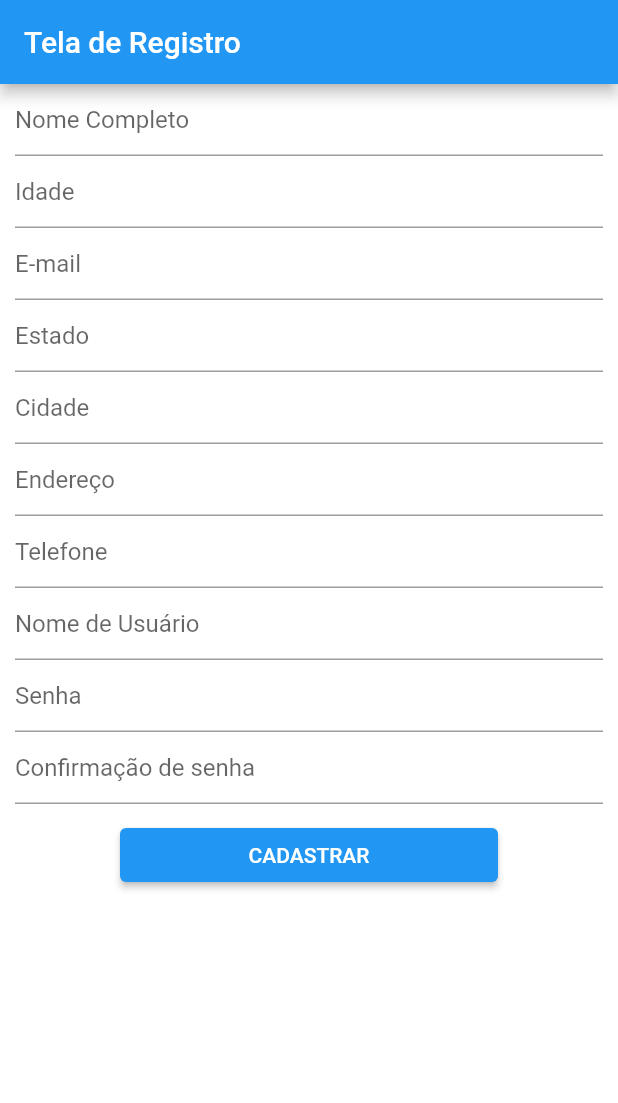
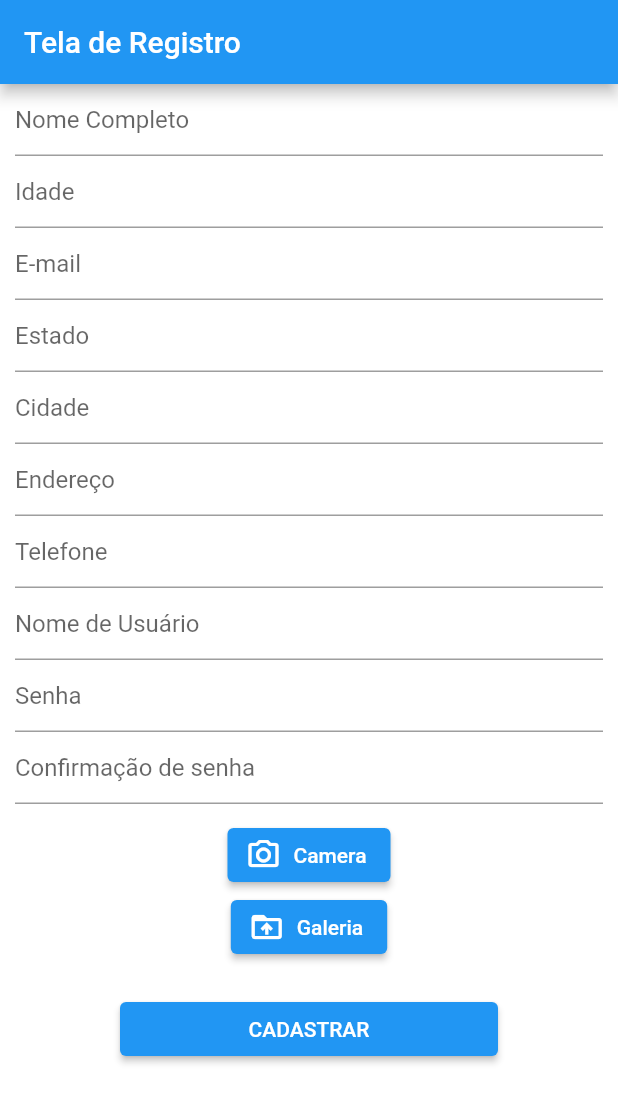
Before and after one commit to fleury-gf/MeAu, a Flutter app: the RegisterScreen widget shown alone on an empty page, opened directly, on a phone screen of 412 x 824 dp. Shown: the top 1103 px of the screen. Run offline on Flutter 3.47's test engine with Material 2 defaults, Android fonts, the phone set to English and light mode, and no system bars; our stand-ins replace cloud_firestore, firebase_auth, firebase_core, image_picker; accounts and stored records are empty.

Commit message:
Adição de fotos
Adição de fotos no cadastro de pessoas e no cadastro de animais.

```diff
--- a/meau/lib/api/pet_functions.dart
+++ b/meau/lib/api/pet_functions.dart
@@ -18,6 +18,7 @@ Future<String> createPet(CreatePetModel pet) async {
       "isAdopt": pet.isAdopt,
       "isFoster": pet.isFoster,
       "isHelp": pet.isHelp,
+      "picture": pet.picture,
     });
   } on FirebaseException catch (e) {
     return e.code;
--- a/meau/lib/api/user_functions.dart
+++ b/meau/lib/api/user_functions.dart
@@ -23,6 +23,7 @@ Future<String> signUp(CreateUserModel user) async {
       "endereco": user.endereco,
       "telefone": user.telefone,
       "username": user.username,
+      "picture": user.picture,
     });
   } catch (e) {
     return e.toString();
--- a/meau/lib/models/pet_model.dart
+++ b/meau/lib/models/pet_model.dart
@@ -13,7 +13,8 @@ class CreatePetModel {
       this.ownerId,
       this.isAdopt,
       this.isFoster,
-      this.isHelp);
+      this.isHelp,
+      this.picture);
   final String nome;
   final String especie;
   final String sexo;
@@ -28,4 +29,5 @@ class CreatePetModel {
   final bool isAdopt;
   final bool isFoster;
   final bool isHelp;
+  final String picture;
 }
--- a/meau/lib/models/user_model.dart
+++ b/meau/lib/models/user_model.dart
@@ -9,7 +9,8 @@ class CreateUserModel {
       this.telefone,
       this.username,
       this.password,
-      this.passwordConfirm);
+      this.passwordConfirm,
+      this.picture);
   final String nome;
   final String idade;
   final String email;
@@ -20,4 +21,5 @@ class CreateUserModel {
   final String username;
   final String password;
   final String passwordConfirm;
+  final String picture;
 }
--- a/meau/lib/screens/register_screen.dart
+++ b/meau/lib/screens/register_screen.dart
@@ -5,6 +5,11 @@ import 'package:meau/models/user_model.dart';
 import 'package:meau/widgets/buttons.dart';
 import 'package:meau/widgets/screen_template.dart';
 import 'package:meau/widgets/text_box.dart';
+
+import 'package:image_picker/image_picker.dart';
+import 'dart:io';
+import 'dart:convert';
+import 'dart:typed_data';
 
 class RegisterScreen extends StatefulWidget {
   const RegisterScreen({super.key});
@@ -36,9 +41,40 @@ class _RegisterScreenState extends State<RegisterScreen> {
         phoneController.text,
         usernameController.text,
         passwordController.text,
-        passwordConfirmController.text);
+        passwordConfirmController.text,
+        base64Image);
 
     await signUp(newuser);
+  }
+
+  //variaveis do armazenamento da imagem
+  String base64Image = '';
+
+  ImagePicker picker = ImagePicker();
+  XFile? image;
+  XFile? image2;
+
+  //Função que pega a foto
+  void selecionar_foto(String tipo) async {
+    if (tipo == "camera") {
+      image = await picker.pickImage(
+          source: ImageSource.camera,
+          maxHeight: 480,
+          maxWidth: 640,
+          imageQuality: 30);
+      setState(() {});
+    }
+    if (tipo == "galeria") {
+      image = await picker.pickImage(
+          source: ImageSource.gallery,
+          maxHeight: 480,
+          maxWidth: 640,
+          imageQuality: 30);
+      setState(() {});
+    }
+    Uint8List imagebytes = await image!.readAsBytes();
+    base64Image = base64.encode(imagebytes);
+    //print(base64Image);
   }
 
   @override
@@ -62,6 +98,44 @@ class _RegisterScreenState extends State<RegisterScreen> {
         placeholder: "Confirmação de senha",
         isPassword: true,
       ),
+
+      //seletor de imagem, precisa do dart:io e do image_picker.dart
+      Container(
+        padding: EdgeInsets.only(top: 10, left: 10, right: 10),
+        width: 300,
+        alignment: Alignment.topCenter,
+        child: Column(children: [
+          ElevatedButton.icon(
+              onPressed: () async {
+                selecionar_foto("camera");
+              },
+              icon: const Icon(
+                Icons.camera_alt_outlined,
+                size: 24.0,
+              ),
+              label: Text("Camera")),
+          ElevatedButton.icon(
+              onPressed: () async {
+                selecionar_foto("galeria");
+              },
+              icon: const Icon(
+                Icons.drive_folder_upload,
+                size: 24.0,
+              ),
+              label: Text("Galeria")),
+        ]),
+      ),
+
+      //Mostrar Foto
+      Container(
+        padding: EdgeInsets.only(top: 10, left: 60, right: 60),
+        child: Column(children: [
+          image == null ? Container() : Image.file(File(image!.path)),
+          image == null ? Container() : Text("Foto Base64:"),
+          image == null ? Container() : Image.memory(base64Decode(base64Image))
+        ]),
+      ),
+
       StandardButton(
         buttonText: "CADASTRAR",
         onPressed: () {
```
Also changed, not shown: meau/lib/screens/register_adoption_screen.dart (+76 -1 lines).
